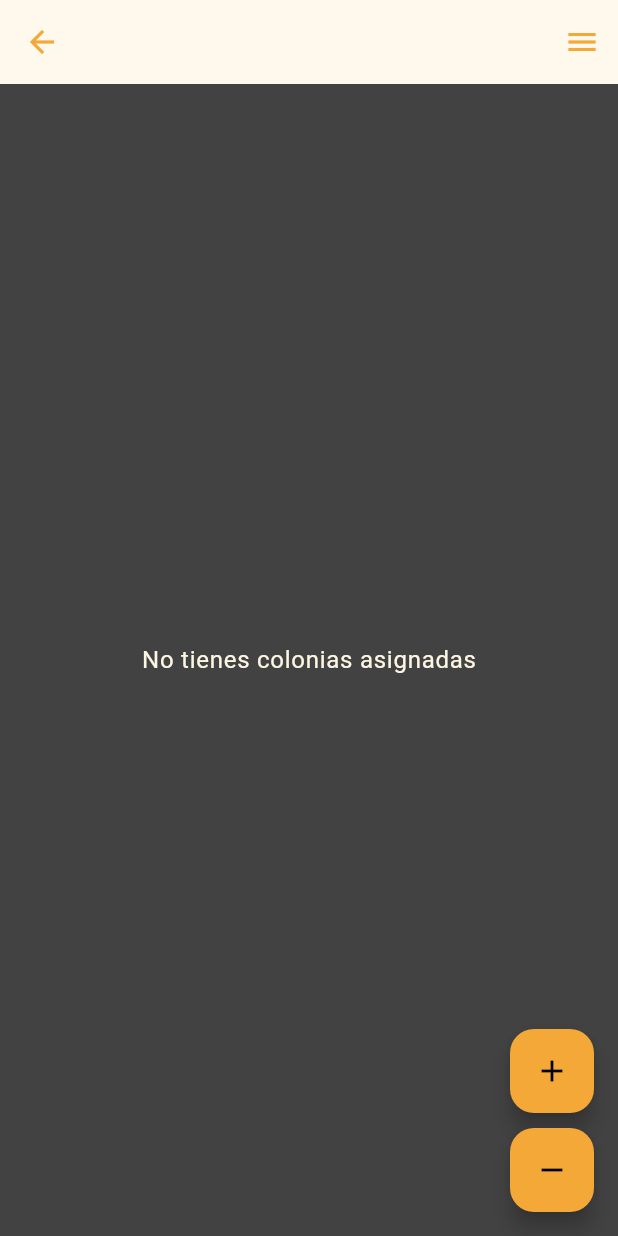
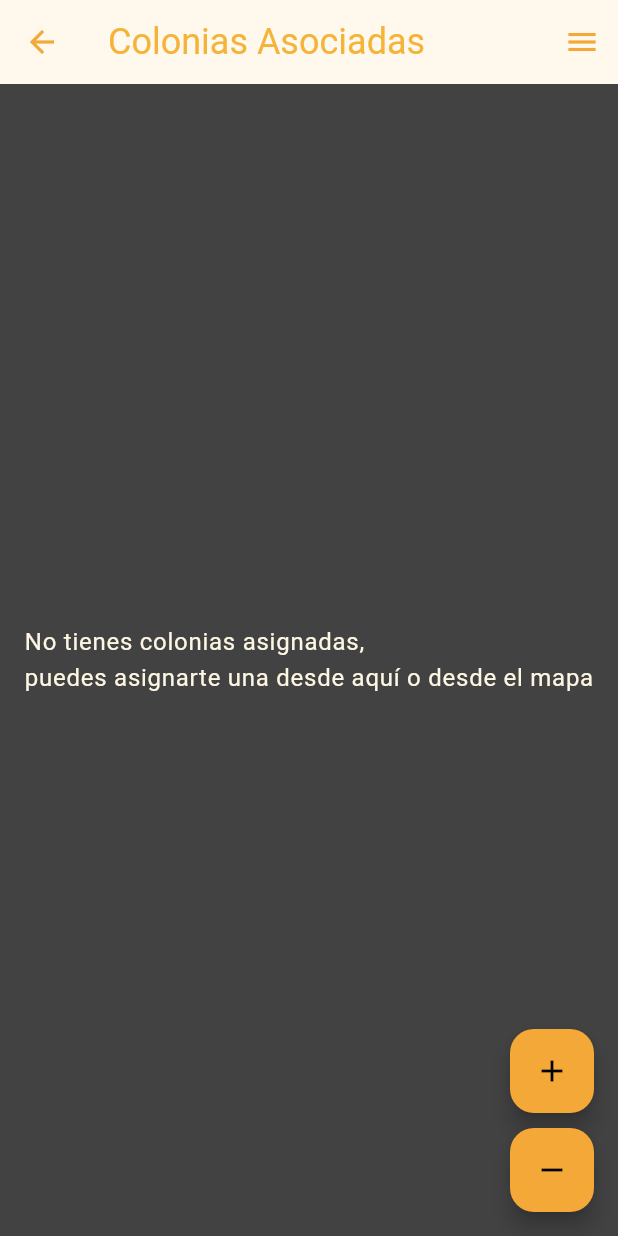
Before and after one commit to nicsilvi/GestionColonias, a Flutter app: the screen it shows once a user with an empty profile is signed in, after a tap on "Mis Colonias", on a phone screen of 412 x 824 dp. Run offline on Flutter 3.47's test engine with Material 3 defaults, Android fonts, the phone set to English and light mode, and no system bars; our stand-ins replace cloud_firestore, firebase_auth, firebase_core, flutter_dotenv, flutter_map, flutter_riverpod and 3 more; missing offline and left inert: flutter_map_marker_cluster; accounts and stored records are empty; generated files the repository leaves out were written again.

Commit message:
fixing bugs

```diff
--- a/lib/app/presentation/views/cat_view/widgets2_cat.dart
+++ b/lib/app/presentation/views/cat_view/widgets2_cat.dart
@@ -1,3 +1,4 @@
+import 'package:autentification/app/presentation/controllers/colonia_controller.dart';
 import 'package:flutter/material.dart';
 import 'package:flutter_riverpod/flutter_riverpod.dart';
 
@@ -40,6 +41,9 @@ void dialogoComentario(BuildContext context, CatModel catModel, WidgetRef ref) {
                     ScaffoldMessenger.of(context).showSnackBar(
                       const SnackBar(content: Text("Comentario agregado")),
                     );
+
+                    ref.invalidate(coloniaListProvider);
+                    ref.invalidate(catListProvider);
                   } else {
                     ScaffoldMessenger.of(context).showSnackBar(
                       const SnackBar(
--- a/lib/app/presentation/views/cat_view/widgets_cat.dart
+++ b/lib/app/presentation/views/cat_view/widgets_cat.dart
@@ -95,7 +95,7 @@ class GatoCard extends ConsumerWidget {
               children: [
                 ClipRRect(
                   borderRadius: BorderRadius.circular(8),
-                  child: Image.network(
+                  child: Image.asset(
                     catModel.profileImage,
                     height: 200,
                     width: double.infinity,
--- a/lib/app/presentation/views/colonia/colonia_view.dart
+++ b/lib/app/presentation/views/colonia/colonia_view.dart
@@ -15,7 +15,15 @@ class ColoniaDetails extends ConsumerWidget {
     final userAsync = ref.watch(userLoaderFutureProvider);
 
     return Scaffold(
-      appBar: AppBar(),
+      appBar: AppBar(
+        title: Text(
+          "Colonias Asociadas",
+          style: Theme.of(context)
+              .textTheme
+              .headlineSmall
+              ?.copyWith(color: Theme.of(context).colorScheme.primary),
+        ),
+      ),
       endDrawer: const DrawerMenu(),
       body: userAsync.when(
         data: (user) {
@@ -25,7 +33,7 @@ class ColoniaDetails extends ConsumerWidget {
                   style: Theme.of(context).textTheme.bodyLarge),
             );
           }
-
+          ref.invalidate(coloniaListProvider);
           // Escuchar la lista de colonias
           final coloniaListAsync = ref.watch(coloniaListProvider);
 
@@ -38,7 +46,8 @@ class ColoniaDetails extends ConsumerWidget {
 
               if (userColonias.isEmpty) {
                 return Center(
-                  child: Text("No tienes colonias asignadas",
+                  child: Text(
+                      "No tienes colonias asignadas,\npuedes asignarte una desde aquí o desde el mapa",
                       style: Theme.of(context).textTheme.bodyLarge),
                 );
               }
--- a/lib/app/presentation/views/home/home_view.dart
+++ b/lib/app/presentation/views/home/home_view.dart
@@ -22,7 +22,7 @@ class _HomeviewState extends ConsumerState<HomeView> {
     return Scaffold(
       appBar: AppBar(
         title: Text(
-          "Bienvenido, ${userLoaderState.value?.firstName ?? "User"}",
+          "Bienvenid@, ${userLoaderState.value?.firstName ?? "User"}",
           style: Theme.of(context)
               .textTheme
               .headlineSmall
```
Also changed, not shown: lib/app/presentation/views/home/widgets_home.dart (+6 -8 lines), 3 other files.
